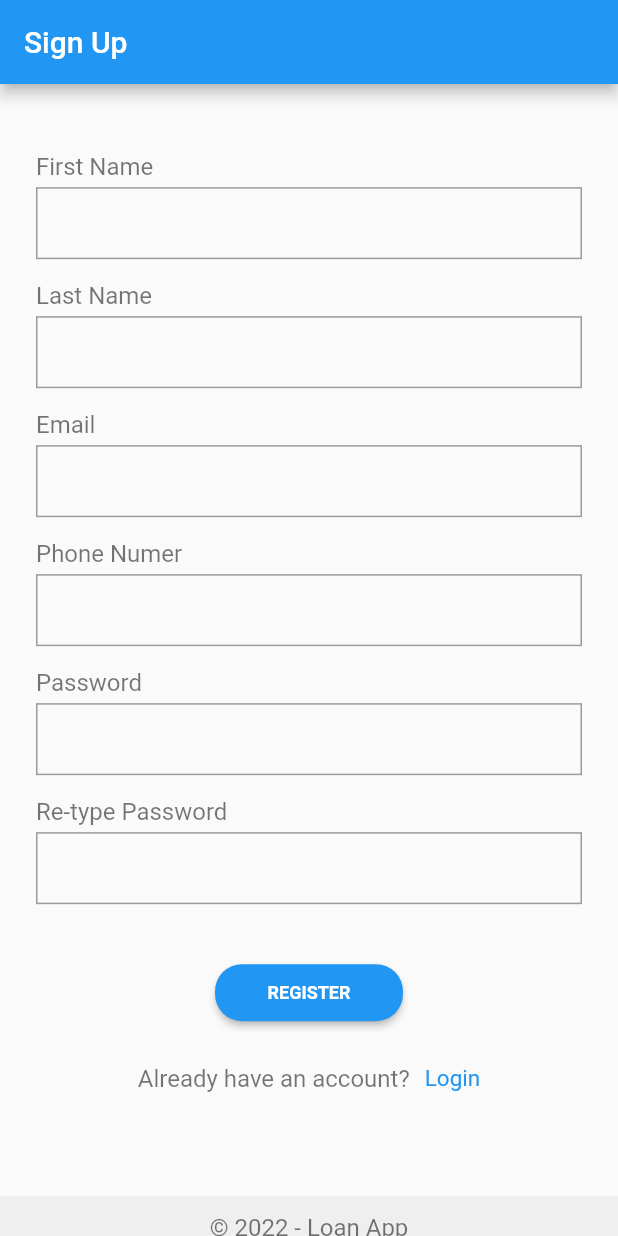
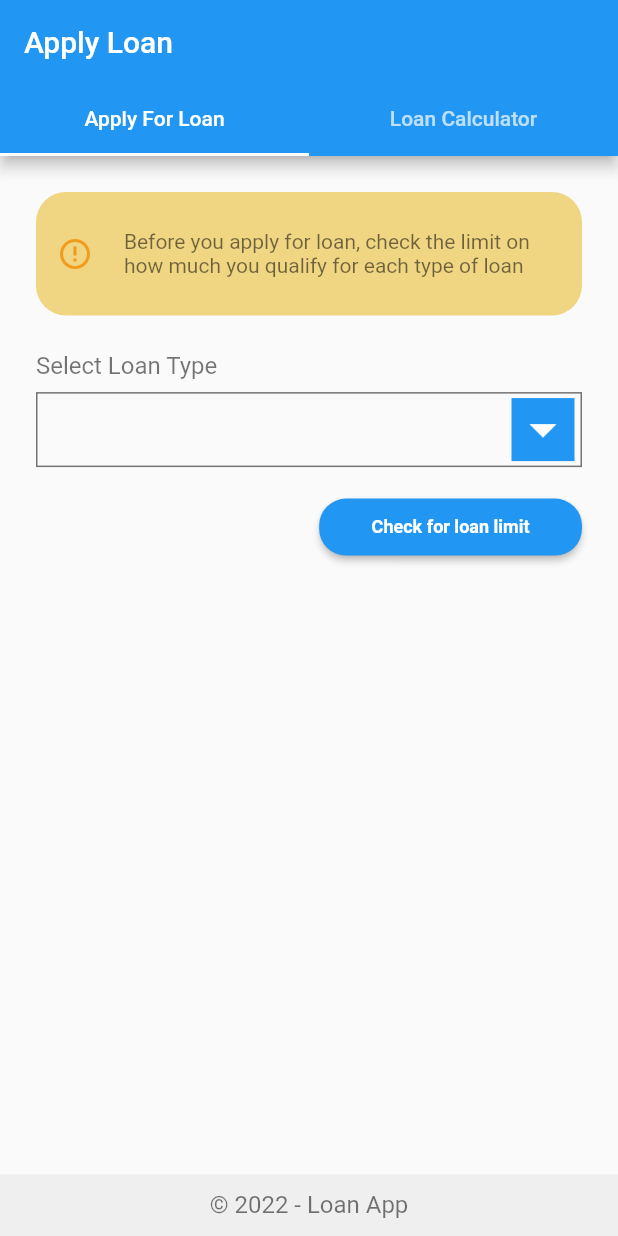
Before and after one commit to itsmushi/loanApp, a Flutter app: the screen it shows after launch, on a phone screen of 412 x 824 dp. Run offline on Flutter 3.47's test engine with Material 2 defaults, Android fonts, the phone set to English and light mode, and no system bars; drawn by our look-alikes of auto_size_text; Roboto replaces fonts that are missing (PoppinsBold).

Commit message:
applyHome tab view and aplly load screen

```diff
--- a/lib/app.dart
+++ b/lib/app.dart
@@ -3,9 +3,12 @@ import 'dart:math';
 import 'package:flutter/material.dart';
 import 'package:flutter/services.dart';
 import 'package:loanapp/appStates/sampleState.dart';
+import 'package:loanapp/screens/applyLoan/home/homeApplyLoan.dart';
+import 'package:loanapp/screens/applyLoan/loanType/loanTypeScreen.dart';
+import 'package:loanapp/screens/auth/login/loginScreen.dart';
+import 'package:loanapp/screens/auth/signUp/signUpScreen.dart';
 import 'package:loanapp/screens/home/homeScreen.dart';
-import 'package:loanapp/screens/login/loginScreen.dart';
-import 'package:loanapp/screens/signUp/signUpScreen.dart';
+
 import 'package:loanapp/screens/splashScreen.dart';
 import 'package:provider/provider.dart';
 
@@ -31,12 +34,13 @@ class _MyAppState extends State<MyApp> {
           primarySwatch: Colors.blue,
         ),
         home: SafeArea(
-            child:
-                //  LoginScreen(),
-                SignUpScreen()
+          child:
+              //  LoginScreen(),
+              // SignUpScreen()
+              HomeApplyLoan(),
 
-            // child: ListDadaScreen(),
-            ),
+          // child: ListDadaScreen(),
+        ),
         routes: {
           LoginScreen.routeName: (_) => LoginScreen(),
           SignUpScreen.routeName: (_) => SignUpScreen(),
--- a/lib/core/constants.dart
+++ b/lib/core/constants.dart
@@ -4,4 +4,7 @@ import 'package:flutter/material.dart';
 
 class Constants {
   static Color defaultColor = Colors.blue;
+  static Color textColor = Colors.black54;
+  static EdgeInsets leftRightMargin = EdgeInsets.symmetric(horizontal: 24);
+  static TextStyle customStyle = TextStyle(fontSize: 16, color: Colors.black54);
 }
--- /dev/null
+++ b/lib/screens/applyLoan/home/components/tabNavigator.dart
@@ -0,0 +1,50 @@
+import 'package:flutter/material.dart';
+import 'package:loanapp/screens/applyLoan/loanCalculator/loanCalculatorScreen.dart';
+import 'package:loanapp/screens/applyLoan/loanType/loanTypeScreen.dart';
+
+class TabNavigator extends StatelessWidget {
+//  TabNavigator(
+//       { required this.navigatorKey, required this.tabItem})
+
+//    GlobalKey<NavigatorState> navigatorKey;
+//    String tabItem;
+
+  final GlobalKey<NavigatorState> navigatorKey;
+
+  const TabNavigator(
+      {Key? key, required this.navigatorKey, required this.tabItem})
+      : super(key: key);
+
+  final String tabItem;
+  @override
+  Widget build(BuildContext context) {
+    Widget child = Container();
+
+    switch (tabItem) {
+      case "LoanType":
+        {
+          child = LoanTypeScreen();
+          break;
+        }
+
+      case "LoanCalculator":
+        {
+          child = const LoanCalculatorScreen();
+          break;
+        }
+
+      default:
+        {
+          //statements;
+        }
+        break;
+    }
+
+    return Navigator(
+      key: navigatorKey,
+      onGenerateRoute: (RouteSettings routeSettings) {
+        return MaterialPageRoute(builder: (context) => child);
+      },
+    );
+  }
+}
--- /dev/null
+++ b/lib/screens/applyLoan/home/homeApplyLoan.dart
@@ -0,0 +1,47 @@
+import 'package:flutter/material.dart';
+import 'package:loanapp/screens/applyLoan/home/components/tabNavigator.dart';
+import 'package:loanapp/screens/applyLoan/loanCalculator/loanCalculatorScreen.dart';
+import 'package:loanapp/screens/applyLoan/loanType/loanTypeScreen.dart';
+import 'package:loanapp/shared/sharedComponents/footer.dart';
+
+class HomeApplyLoan extends StatefulWidget {
+  const HomeApplyLoan({Key? key}) : super(key: key);
+
+  @override
+  State<HomeApplyLoan> createState() => _HomeApplyLoanState();
+}
+
+class _HomeApplyLoanState extends State<HomeApplyLoan> {
+  Map<String, GlobalKey<NavigatorState>> _navigatorKeys = {
+    "LoanType": GlobalKey<NavigatorState>(),
+    "LoanCalculator": GlobalKey<NavigatorState>()
+  };
+  @override
+  Widget build(BuildContext context) {
+    return DefaultTabController(
+      length: 2,
+      child: Scaffold(
+        appBar: AppBar(
+          title: const Text("Apply Loan"),
+          // ignore: prefer_const_constructors
+          bottom: TabBar(
+            tabs: const [
+              Tab(text: "Apply For Loan"),
+              Tab(text: "Loan Calculator")
+            ],
+          ),
+        ),
+        body: TabBarView(
+          children: [
+            TabNavigator(
+                navigatorKey: _navigatorKeys.values.first, tabItem: "LoanType"),
+            TabNavigator(
+                navigatorKey: _navigatorKeys.values.last,
+                tabItem: "LoanCalculator"),
+          ],
+        ),
+        bottomSheet: Footer(),
+      ),
+    );
+  }
+}
--- /dev/null
+++ b/lib/screens/applyLoan/loanCalculator/loanCalculatorScreen.dart
@@ -0,0 +1,18 @@
+import 'package:flutter/material.dart';
+import 'package:loanapp/screens/home/homeScreen.dart';
+
+class LoanCalculatorScreen extends StatelessWidget {
+  const LoanCalculatorScreen({Key? key}) : super(key: key);
+
+  @override
+  Widget build(BuildContext context) {
+    return Container(
+      child: ElevatedButton(
+        child: Text("click"),
+        onPressed: () {
+          Navigator.of(context).pushReplacementNamed(HomeScreen.routeName);
+        },
+      ),
+    );
+  }
+}
--- /dev/null
+++ b/lib/screens/applyLoan/loanType/loanTypeScreen.dart
@@ -0,0 +1,76 @@
+import 'package:auto_size_text/auto_size_text.dart';
+import 'package:flutter/material.dart';
+import 'package:loanapp/core/constants.dart';
+import 'package:loanapp/shared/sharedComponents/button.dart';
+import 'package:loanapp/shared/sharedComponents/customDropdown.dart';
+import 'package:loanapp/shared/sharedComponents/text.dart';
+
+class LoanTypeScreen extends StatefulWidget {
+  @override
+  State<LoanTypeScreen> createState() => _LoanTypeScreenState();
+}
+
+class _LoanTypeScreenState extends State<LoanTypeScreen> {
+  // Initial Selected Value
+  String dropdownvalue = 'Item 1';
+  selectItemHandler(String val) {
+    print("selected item is $val");
+  }
+
+  // List of items in our dropdown menu
+  var items = [
+    'Item 1',
+    'Item 2',
+    'Item 3',
+    'Item 4',
+    'Item 5',
+  ];
+
+  @override
+  Widget build(BuildContext context) {
+    return Container(
+      margin: Constants.leftRightMargin,
+      child: Column(crossAxisAlignment: CrossAxisAlignment.start, children: [
+        Container(
+          padding: const EdgeInsets.symmetric(horizontal: 14),
+          margin: EdgeInsets.symmetric(vertical: 24),
+          height: MediaQuery.of(context).size.height * 0.1,
+          decoration: const BoxDecoration(
+              color: Color.fromARGB(255, 240, 214, 130),
+              borderRadius: BorderRadius.all(Radius.circular(20))),
+          child: Row(
+            children: [
+              const Icon(
+                Icons.error_outline,
+                color: Color.fromARGB(255, 242, 156, 28),
+              ),
+              SizedBox(
+                width: MediaQuery.of(context).size.width * 0.05,
+              ),
+              SizedBox(
+                width: MediaQuery.of(context).size.width * 0.7,
+                child: const AutoSizeText(
+                  "Before you apply for loan, check the limit on how much you qualify for each type of loan",
+                  style: TextStyle(fontSize: 16, color: Colors.black54),
+                  minFontSize: 12,
+                  maxLines: 2,
+                  overflow: TextOverflow.ellipsis,
+                ),
+              ),
+            ],
+          ),
+        ),
+        CustomText(text: "Select Loan Type"),
+        SizedBox(height: 8),
+        CustomDropDown(items, selectItemHandler),
+        SizedBox(height: 16),
+        Row(
+          mainAxisAlignment: MainAxisAlignment.end,
+          children: [
+            Button(text: "Check for loan limit", clickHandler: (context) {}),
+          ],
+        ),
+      ]),
+    );
+  }
+}
--- /dev/null
+++ b/lib/screens/applyLoan/microfinance/microfinanceScreen.dart
@@ -0,0 +1,12 @@
+import 'package:flutter/material.dart';
+
+class MicrofinanceScreen extends StatelessWidget {
+  const MicrofinanceScreen({Key? key}) : super(key: key);
+
+  @override
+  Widget build(BuildContext context) {
+    return Container(
+      child: Text("microfinance"),
+    );
+  }
+}
--- a/lib/screens/login/loginScreen.dart
+++ b/lib/screens/auth/login/loginScreen.dart
@@ -2,12 +2,12 @@ import 'dart:ui';
 
 import 'package:flutter/material.dart';
 import 'package:loanapp/core/constants.dart';
+import 'package:loanapp/screens/home/homeScreen.dart';
 import 'package:loanapp/shared/sharedComponents/button.dart';
 import 'package:loanapp/shared/sharedComponents/customTextInput.dart';
 import 'package:loanapp/shared/sharedComponents/footer.dart';
 import 'package:loanapp/shared/sharedComponents/text.dart';
 
-import '../home/homeScreen.dart';
 import '../signUp/signUpScreen.dart';
 
 class LoginScreen extends StatefulWidget {
@@ -61,7 +61,7 @@ class _LoginScreenState extends State<LoginScreen> {
           mainAxisAlignment: MainAxisAlignment.end,
           children: [
             Container(
-              margin: const EdgeInsets.symmetric(horizontal: 24),
+              margin: Constants.leftRightMargin,
               height: MediaQuery.of(context).size.height * 0.90,
               child: SingleChildScrollView(
                 child: Column(
@@ -149,10 +149,10 @@ class _LoginScreenState extends State<LoginScreen> {
                                       Navigator.of(context)
                                           .pushNamed(SignUpScreen.routeName);
                                     },
-                                    child: const Text(
+                                    child: Text(
                                       "Register",
                                       style: TextStyle(
-                                          color: Colors.blue,
+                                          color: Constants.defaultColor,
                                           fontSize: 15,
                                           fontFamily: 'PoppinsBold'),
                                     ),
--- /dev/null
+++ b/lib/shared/sharedComponents/customDropdown.dart
@@ -0,0 +1,62 @@
+import 'package:flutter/material.dart';
+import 'package:loanapp/core/constants.dart';
+
+class CustomDropDown extends StatefulWidget {
+  CustomDropDown(this.items, this.selectItemHandler, {Key? key})
+      : super(key: key);
+  List<String>? items;
+  String? dropdownvalue;
+
+  Function(String context) selectItemHandler;
+  @override
+  State<CustomDropDown> createState() => _CustomDropDownState();
+}
+
+class _CustomDropDownState extends State<CustomDropDown> {
+  @override
+  Widget build(BuildContext context) {
+    // widget.dropdownvalue = widget.items?.first;
+    return Container(
+      width: MediaQuery.of(context).size.width * 0.9,
+      decoration: BoxDecoration(
+        border: Border.all(
+          color: Constants.textColor,
+        ),
+      ),
+      child: DropdownButtonHideUnderline(
+        child: ButtonTheme(
+          alignedDropdown: true,
+          child: DropdownButton(
+            icon: Container(
+              width: 42,
+              height: 42,
+              decoration: BoxDecoration(
+                color: Constants.defaultColor,
+              ),
+              child: const Icon(
+                Icons.arrow_drop_down_outlined,
+                color: Colors.white,
+                size: 42,
+              ),
+            ),
+            elevation: 4,
+            value: widget.dropdownvalue,
+            items: widget.items?.map((String items) {
+              return DropdownMenuItem(
+                value: items,
+                child: Text(items),
+              );
+            }).toList(),
+            onChanged: (String? newValue) {
+              setState(() {
+                widget.selectItemHandler(newValue!);
+                widget.dropdownvalue = newValue;
+              });
+            },
+            style: Constants.customStyle,
+          ),
+        ),
+      ),
+    );
+  }
+}
--- a/lib/shared/sharedComponents/text.dart
+++ b/lib/shared/sharedComponents/text.dart
@@ -1,6 +1,7 @@
 import 'dart:ui';
 
 import 'package:flutter/material.dart';
+import 'package:loanapp/core/constants.dart';
 
 class CustomText extends StatelessWidget {
   CustomText({required this.text});
@@ -10,7 +11,7 @@ class CustomText extends StatelessWidget {
   Widget build(BuildContext context) {
     return Text(
       text,
-      style: TextStyle(fontSize: 16, color: Colors.black54),
+      style: Constants.customStyle,
     );
   }
 }
--- a/pubspec.yaml
+++ b/pubspec.yaml
@@ -35,6 +35,7 @@ dependencies:
   # Use with the CupertinoIcons class for iOS style icons.
   cupertino_icons: ^1.0.2
   provider: ^6.0.2
+  auto_size_text: ^3.0.0
 
 dev_dependencies:
   flutter_test:
```
Also changed, not shown: lib/screens/auth/signUp/signUpScreen.dart (renamed from lib/screens/signUp/signUpScreen.dart), pubspec.lock.
